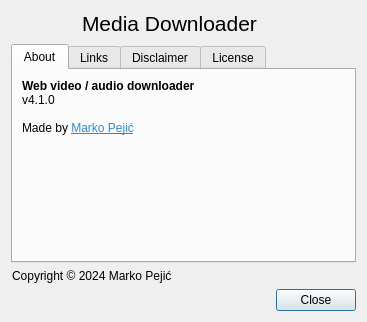
The window that designer/about_dialog.ui (markop404/media-downloader) describes before a commit, drawn with Qt 5.
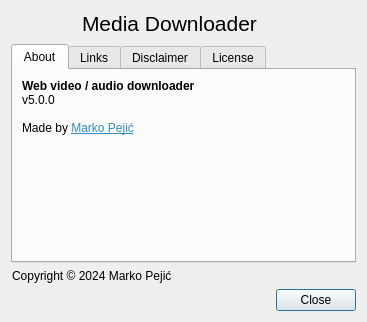
The same window after the commit. Icons and pictures are not drawn.

```diff
--- a/designer/about_dialog.ui
+++ b/designer/about_dialog.ui
@@ -89,7 +89,7 @@
        <item>
         <widget class="QLabel" name="aboutLabel">
          <property name="text">
-          <string>&lt;html&gt;&lt;head/&gt;&lt;body&gt;&lt;p&gt;&lt;span style=&quot; font-weight:700;&quot;&gt;Web video / audio downloader&lt;/span&gt;&lt;br/&gt;v4.1.0&lt;br/&gt;&lt;br/&gt;Made by &lt;a href=&quot;https://markopejic.com&quot;&gt;&lt;span style=&quot; text-decoration: underline; color:#308cc6;&quot;&gt;Marko Pejić&lt;/span&gt;&lt;/a&gt;&lt;/p&gt;&lt;/body&gt;&lt;/html&gt;</string>
+          <string>&lt;html&gt;&lt;head/&gt;&lt;body&gt;&lt;p&gt;&lt;span style=&quot; font-weight:700;&quot;&gt;Web video / audio downloader&lt;/span&gt;&lt;br/&gt;v5.0.0&lt;br/&gt;&lt;br/&gt;Made by &lt;a href=&quot;https://markopejic.com&quot;&gt;&lt;span style=&quot; text-decoration: underline; color:#308cc6;&quot;&gt;Marko Pejić&lt;/span&gt;&lt;/a&gt;&lt;/p&gt;&lt;/body&gt;&lt;/html&gt;</string>
          </property>
          <property name="alignment">
           <set>Qt::AlignmentFlag::AlignLeading|Qt::AlignmentFlag::AlignLeft|Qt::AlignmentFlag::AlignTop</set>
```
Left out of the diff: 4 changed lines with no effect on the pictures.
